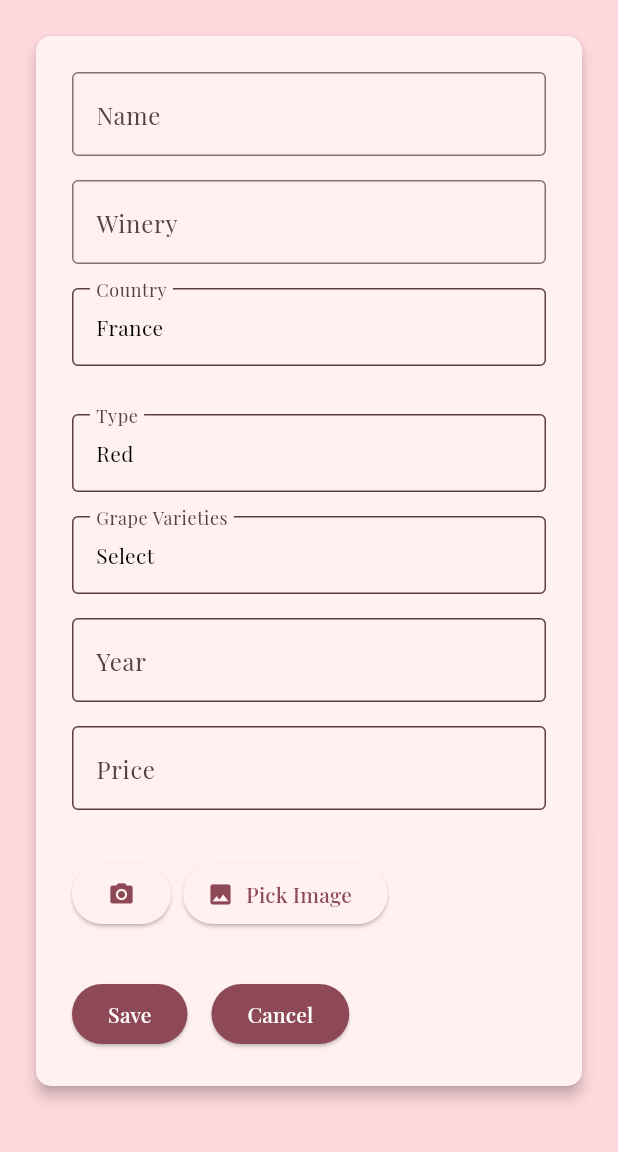
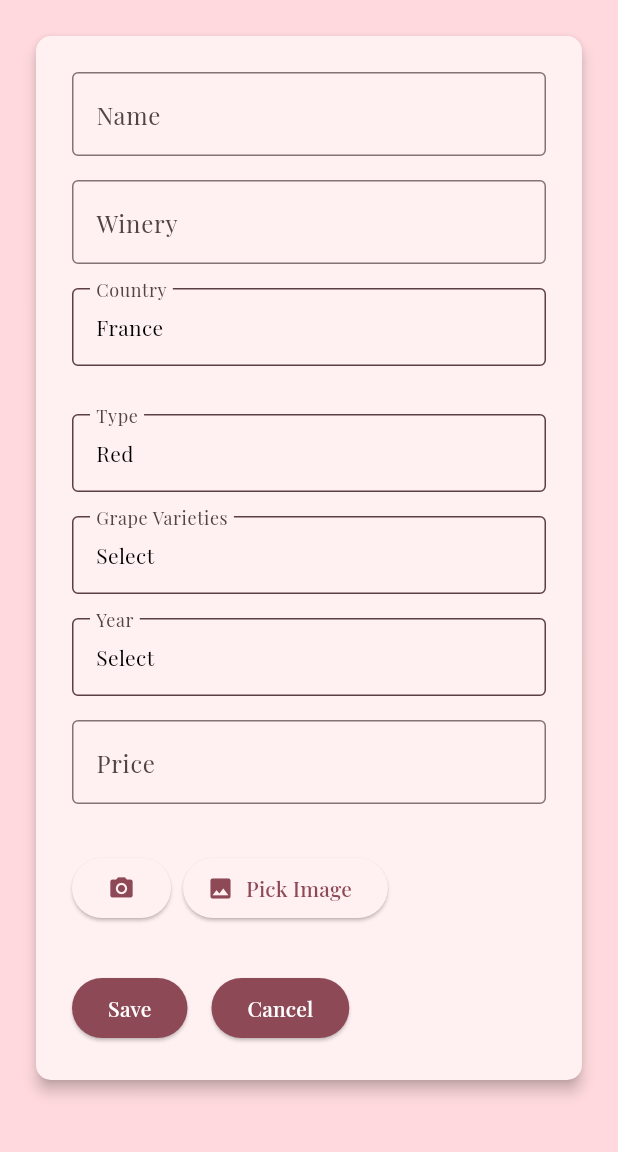
Before and after one commit to Ferrea-96/wiih, a Flutter app: the AddWinePage screen opened directly, on a phone screen of 412 x 824 dp, the part 84-1236 px from its top. Run offline on Flutter 3.47's test engine with Material 3 defaults, Android fonts, the phone set to English and light mode, and no system bars; our stand-ins replace firebase_core, firebase_storage, flutter_image_compress, google_fonts, image_picker, numberpicker and 1 more; accounts and stored records are empty.

Commit message:
changed year selection

```diff
--- a/lib/pages/add_wine_page.dart
+++ b/lib/pages/add_wine_page.dart
@@ -9,6 +9,7 @@ import 'package:wiih/classes/wine/wine.dart';
 import 'package:wiih/classes/grapevariety_selection.dart';
 import 'package:wiih/classes/wine/wine_countries.dart';
 import 'package:wiih/classes/wine/wine_options.dart';
+import 'package:wiih/classes/year_selection.dart';
 
 class AddWinePage extends StatefulWidget {
   const AddWinePage({super.key});
@@ -146,8 +147,24 @@ class _AddWinePageState extends State<AddWinePage> {
       ),
     );
   }
-
-  Widget _buildNumberInputField(String label, TextEditingController controller) {
+  Padding _buildNumberInputField(String label, TextEditingController controller) {
+    if (label == 'Year') {
+      int currentYear = DateTime.now().year;
+      int initialYear = int.tryParse(controller.text) ?? currentYear;
+      return Padding(
+        padding: const EdgeInsets.all(8.0),
+        child: GestureDetector(
+          onTap: () async {
+            int? result = await showYearPickerDialog(context, initialYear);
+            if (result != null) {
+              setState(() => controller.text = result.toString());
+            }
+          },
+          child: _buildInputDecorator(
+              'Year', controller.text.isEmpty ? 'Select' : controller.text),
+        ),
+      );
+    } else {
       return Padding(
         padding: const EdgeInsets.all(8.0),
         child: TextField(
@@ -159,7 +176,7 @@ class _AddWinePageState extends State<AddWinePage> {
           ],
           decoration: InputDecoration(
             labelText: label,
-          enabledBorder: OutlineInputBorder(
+            border: OutlineInputBorder(
               borderSide: BorderSide(
                 width: 1,
                 color: Theme.of(context).colorScheme.onSecondaryContainer,
@@ -168,6 +185,7 @@ class _AddWinePageState extends State<AddWinePage> {
           ),
         ),
       );
+    }
   }
 
   Widget _buildImageSelection() {
```
Also changed, not shown: lib/classes/year_selection.dart (added, +33 -0 lines), lib/pages/edit_wine_page.dart (+60 -17 lines). Lines whose indentation alone changed are shown as unchanged.
